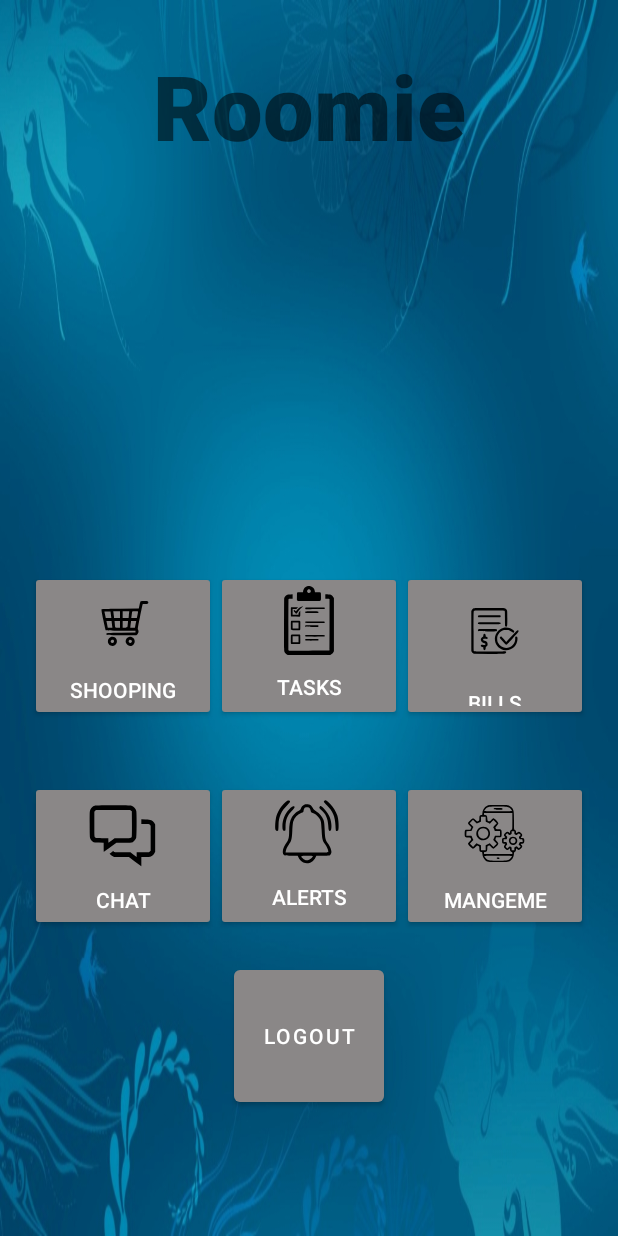
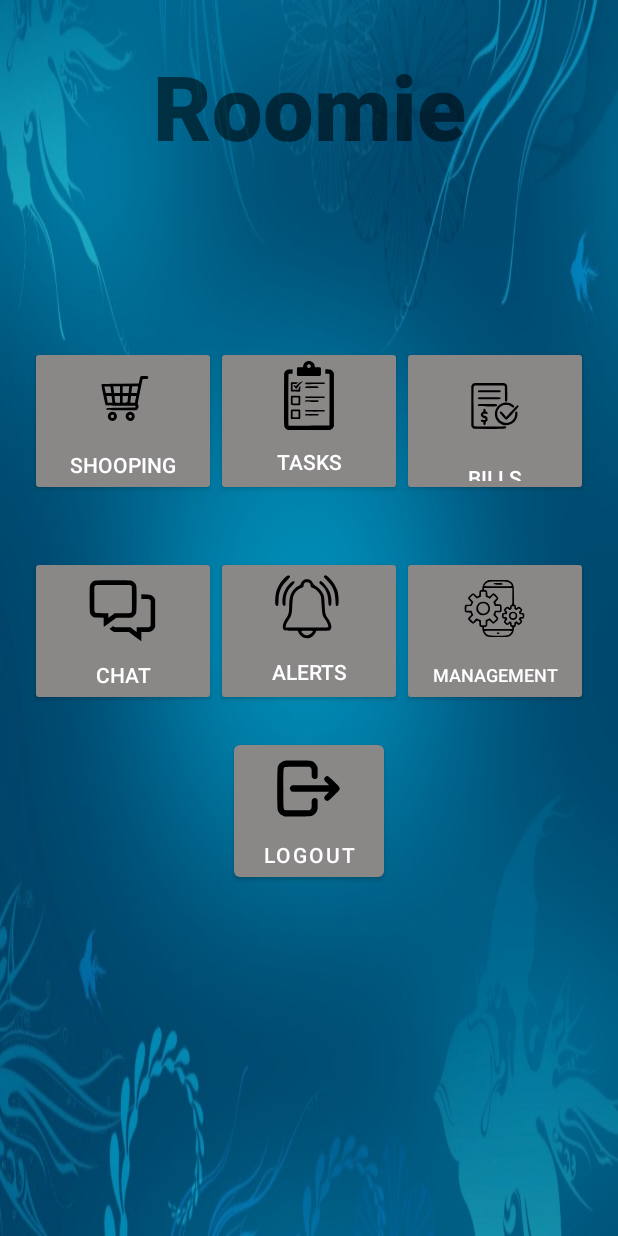
Before and after one commit to oz105/Roomie, an Android app: the screen it shows after launch once a user with an empty profile is signed in (WelcomeActivity), on a phone screen of 412 x 824 dp. Run offline under Robolectric (Android 15) with nearby library versions, the light colour scheme and no system bars; our stand-ins replace Firebase (no records; nobody signed in at launch, a user with empty details on screens opened directly).

Commit message:
welcome screen update

```diff
--- /dev/null
+++ b/app/src/main/res/drawable/ic_logout.xml
@@ -0,0 +1,7 @@
+<vector android:height="50dp" android:viewportHeight="225"
+    android:viewportWidth="225" android:width="50dp" xmlns:android="http://schemas.android.com/apk/res/android">
+    <path android:fillColor="#000000"
+        android:pathData="M38.3,29.8c-9,3.2 -14.9,8.9 -17.8,17.3 -2.3,6.4 -2.2,124.4 0.1,131.1 2.1,6.4 7.5,12.2 14.2,15.5l5.7,2.8 39.5,-0c44.1,-0 42.9,0.2 51,-7.2 2.4,-2.1 5.4,-6.1 6.6,-8.8 2.2,-4.5 2.4,-6.4 2.4,-19.8 0,-14.4 -0.1,-14.9 -2.5,-17.2 -3.7,-3.8 -9.5,-3.5 -12.9,0.6 -2.5,2.9 -2.6,3.6 -2.6,15.6 0,12.4 0,12.5 -2.9,15.4l-2.9,2.9 -36.2,-0c-24,-0 -36.8,-0.4 -38.2,-1.1 -4.7,-2.5 -4.8,-4.1 -4.8,-64.4 0,-60.3 0.1,-61.9 4.8,-64.4 1.4,-0.7 14.2,-1.1 38.2,-1.1l36.2,-0 2.9,2.9c2.9,2.9 2.9,3 2.9,15.4 0,12 0.1,12.7 2.6,15.6 3.4,4.1 9.2,4.4 12.9,0.6 2.4,-2.3 2.5,-2.8 2.5,-17.2 0,-13.4 -0.2,-15.3 -2.4,-19.8 -1.2,-2.8 -4.2,-6.7 -6.6,-8.8 -8,-7.3 -7.1,-7.2 -49.5,-7.4 -34.5,-0.3 -38.5,-0.1 -43.2,1.5z" android:strokeColor="#00000000"/>
+    <path android:fillColor="#000000"
+        android:pathData="M163,77.7c-2.5,2.3 -3.2,3.6 -3.2,6.7 0,3.4 0.8,4.6 7.3,11.2l7.3,7.4 -55.7,-0 -55.7,-0 -3.2,2.9c-4.5,4 -4.5,9.2 0,13.2l3.2,2.9 55.7,-0 55.7,-0 -7.3,7.4c-6.5,6.6 -7.3,7.8 -7.3,11.2 0,3.1 0.7,4.4 3.2,6.7 2.8,2.5 3.9,2.8 6.9,2.3 3,-0.5 6.2,-3.2 19.9,-16.9 15.4,-15.5 16.2,-16.5 16.2,-20.2 0,-3.7 -0.8,-4.7 -16.2,-20.2 -13.7,-13.7 -16.9,-16.4 -19.9,-16.9 -3,-0.5 -4.1,-0.2 -6.9,2.3z" android:strokeColor="#00000000"/>
+</vector>
--- a/app/src/main/res/layout/activity_welcome.xml
+++ b/app/src/main/res/layout/activity_welcome.xml
@@ -20,13 +20,13 @@
     <LinearLayout
         android:layout_width="match_parent"
         android:layout_height="wrap_content"
-        android:layout_marginTop="250dp"
+        android:layout_marginTop="100dp"
         android:gravity="center"
         android:orientation="horizontal"
         android:padding="20dp">
 
         <Button
-            android:id="@+id/button1"
+            android:id="@+id/shoppingList"
             android:layout_width="100dp"
             android:layout_height="100dp"
             style="?android:attr/buttonStyleSmall"
@@ -36,7 +36,7 @@
             android:text="Shooping" />
 
         <Button
-            android:id="@+id/button2"
+            android:id="@+id/tasks"
             style="?android:attr/buttonStyleSmall"
             android:layout_width="100dp"
             android:layout_height="100dp"
@@ -46,7 +46,7 @@
             android:text="tasks" />
 
         <Button
-            android:id="@+id/button3"
+            android:id="@+id/bills"
             style="?android:attr/buttonStyleSmall"
             android:layout_width="100dp"
             android:layout_height="100dp"
@@ -63,7 +63,7 @@
         android:padding="20dp">
 
         <Button
-            android:id="@+id/button4"
+            android:id="@+id/chat"
             style="?android:attr/buttonStyleSmall"
             android:layout_width="100dp"
             android:layout_height="100dp"
@@ -73,7 +73,7 @@
             android:text="chat" />
 
         <Button
-            android:id="@+id/button5"
+            android:id="@+id/alerts"
             style="?android:attr/buttonStyleSmall"
             android:layout_width="100dp"
             android:layout_height="100dp"
@@ -83,14 +83,15 @@
             android:text="alerts" />
 
         <Button
-            android:id="@+id/button6"
+            android:id="@+id/management"
             style="?android:attr/buttonStyleSmall"
             android:layout_width="100dp"
             android:layout_height="100dp"
             android:layout_weight="1"
             android:layout_gravity="center_horizontal|center"
             android:drawableTop="@drawable/ic_mangement"
-            android:text="mangeme" />
+            android:textSize="12dp"
+            android:text="Management" />
     </LinearLayout>
 
     <Button
@@ -98,9 +99,7 @@
         android:layout_width="100dp"
         android:layout_height="100dp"
         android:layout_gravity="center_horizontal|center"
+        android:drawableTop="@drawable/ic_logout"
         android:text="Logout" />
 
-
-
-
 </LinearLayout>
```
